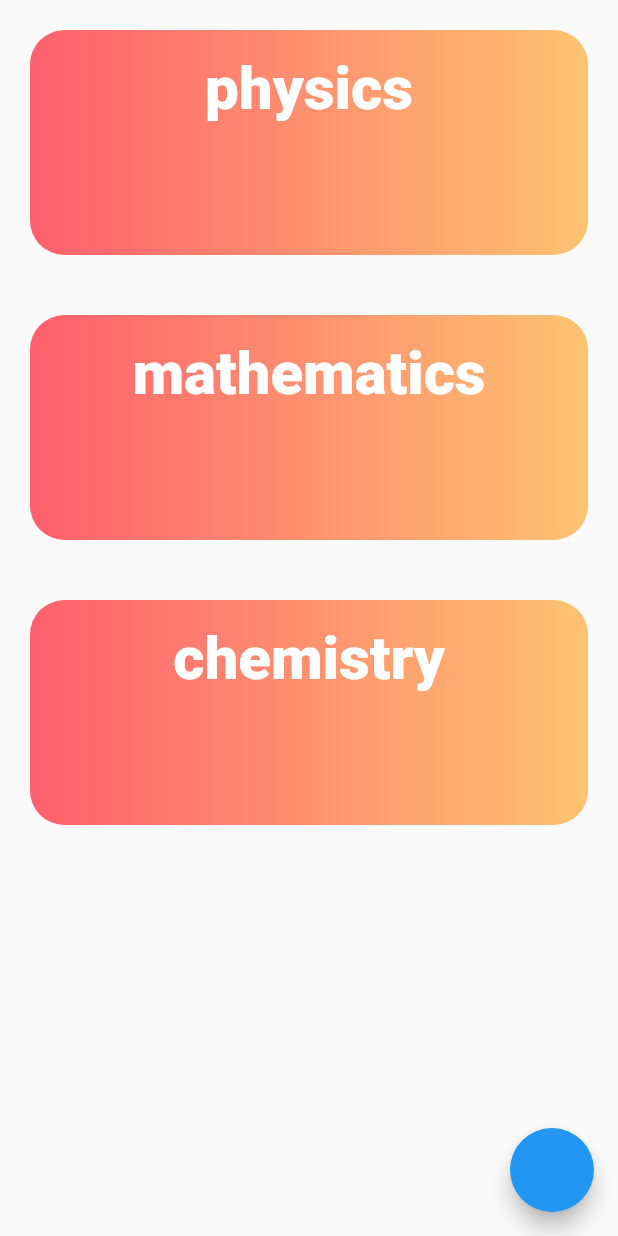
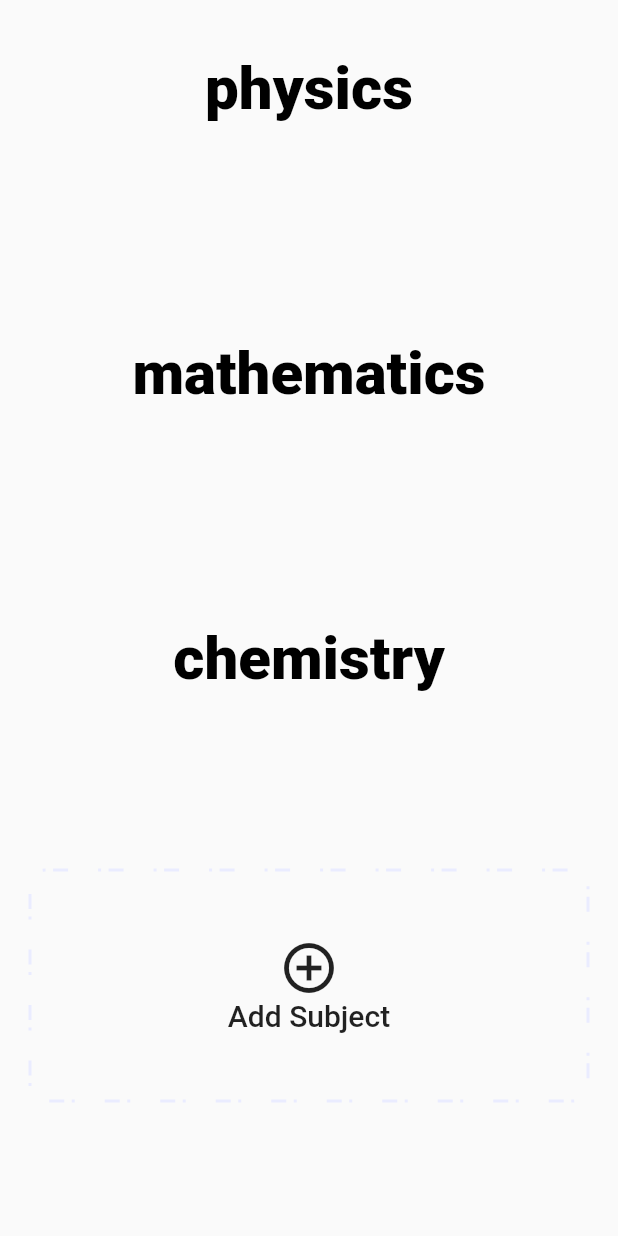
Before and after one commit to TejasDhanda-L11/lecture-progress-app, a Flutter app: the screen it shows after launch, on a phone screen of 412 x 824 dp. Run offline on Flutter 3.47's test engine with Material 2 defaults, Android fonts, the phone set to English and light mode, and no system bars; drawn by our look-alikes of dotted_border; our stand-ins replace chewie, sqflite, video_player; accounts and stored records are empty.

Commit message:
beautified it all a bit

```diff
--- a/lib/pages/HomePage.dart
+++ b/lib/pages/HomePage.dart
@@ -1,6 +1,8 @@
+import 'package:dotted_border/dotted_border.dart';
 import 'package:flutter/material.dart';
 import 'package:lecture_progress/database/HomePageDB.dart';
 import 'package:lecture_progress/routes/routes.dart';
+import 'package:lecture_progress/widgets/addContainer_Widget.dart';
 import 'package:sqflite/sqflite.dart';
 
 class HomePage extends StatefulWidget {
@@ -9,7 +11,6 @@ class HomePage extends StatefulWidget {
 }
 
 class _HomePageState extends State<HomePage> {
-
   LectureProgressHelper _lectureProgressHelper = LectureProgressHelper();
   bool databaseInitialised = false;
   late Database db;
@@ -17,51 +18,37 @@ class _HomePageState extends State<HomePage> {
 
   @override
   void initState() {
-
     _lectureProgressHelper.database.then((value) async {
-
       print('database__________________initialised__________________________');
       db = value;
-      _finalSortedList = await db.rawQuery('select * from subjects order by id');
+      _finalSortedList =
+          await db.rawQuery('select * from subjects order by id');
       databaseInitialised = true;
-      setState(() {
-
+      setState(() {});
     });
 
-    });
-
-
     super.initState();
-
   }
 
   @override
   Widget build(BuildContext context) {
-
     return SafeArea(
       child: Scaffold(
-        floatingActionButton: FloatingActionButton(onPressed: () async{
-          print(
-            await db.rawQuery('select thumbnail from specific_videos')
-          );
 
-        },),
         body: FutureBuilder(
           builder: (BuildContext context, AsyncSnapshot<dynamic> snapshot) {
-            if (databaseInitialised){
+            if (databaseInitialised) {
               return SingleChildScrollView(
                 child: Column(
                   children: _finalSortedList
-                  .map((e) => GestureDetector(
+                      .map<Widget>((e) => GestureDetector(
                             onTap: () {
                               Navigator.pushNamed(
-                            context,
-                            RouteManager.chaptersPage,
+                                  context, RouteManager.chaptersPage,
                                   arguments: {
-                              'subject' : e['id'],
+                                    'subject': e['id'],
                                     'dbInstance': db
-                            }
-                            );
+                                  });
                             },
                             child: Container(
                               width: double.infinity,
@@ -70,8 +57,7 @@ class _HomePageState extends State<HomePage> {
                                   left: 20, right: 20, top: 20, bottom: 20),
                               decoration: BoxDecoration(
                                 borderRadius: BorderRadius.circular(23),
-                            gradient: LinearGradient(
-                                colors: [Color(0xFFFF5F6D), Color(0xFFFFC371)]),
+                                color: Colors.grey[50],
                               ),
                               child: Align(
                                 alignment: Alignment(0, -0.7),
@@ -79,13 +65,45 @@ class _HomePageState extends State<HomePage> {
                                   '${e['subject_name']}',
                                   style: TextStyle(
                                       fontSize: 40,
-                                  color: Colors.white,
+                                      color: Colors.black,
+
                                       fontWeight: FontWeight.w900),
                                 ),
                               ),
                             ),
                           ))
-                  .toList(),
+                      .followedBy([
+                    // add subject sign stuff
+                    Container(
+                      margin:
+                          EdgeInsets.symmetric(vertical: 10, horizontal: 20),
+                      child: DottedBorder(
+                        dashPattern: [2, 5, 10, 20],
+                        color: Color(0xFFEAECFF),
+                        strokeWidth: 2,
+                        borderType: BorderType.RRect,
+                        radius: Radius.circular(10),
+                        child: Container(
+                          width: double.infinity,
+                          child: FlatButton(
+                              shape: RoundedRectangleBorder(
+                                  borderRadius:
+                                      BorderRadius.all(Radius.circular(10))),
+                              color: Colors.grey[50],
+                              height: 150,
+                              onPressed: () {
+
+                              },
+                              child: Column(
+                                children: [
+                                  Icon(Icons.add_circle_outline_outlined,size: 40,),
+                                  Text('Add Subject',style: TextStyle(fontSize: 20),)
+                                ],
+                              )),
+                        ),
+                      ),
+                    )
+                  ]).toList(),
                 ),
               );
             } else {
--- a/pubspec.yaml
+++ b/pubspec.yaml
@@ -34,6 +34,7 @@ dependencies:
   chewie: ^1.2.2
   sqflite: ^2.0.0+3
   http: ^0.13.3
+  dotted_border: ^2.0.0
 
 dev_dependencies:
   flutter_test:
```
Also changed, not shown: lib/pages/ChaptersPage.dart (+46 -22 lines), lib/pages/allVideosSpecificChapter.dart (+3 -12 lines), lib/pages/inputPlayUrl_page.dart (+15 -5 lines), lib/widgets/addContainer_Widget.dart (added, +37 -0 lines), pubspec.lock. Lines whose indentation alone changed are shown as unchanged.
